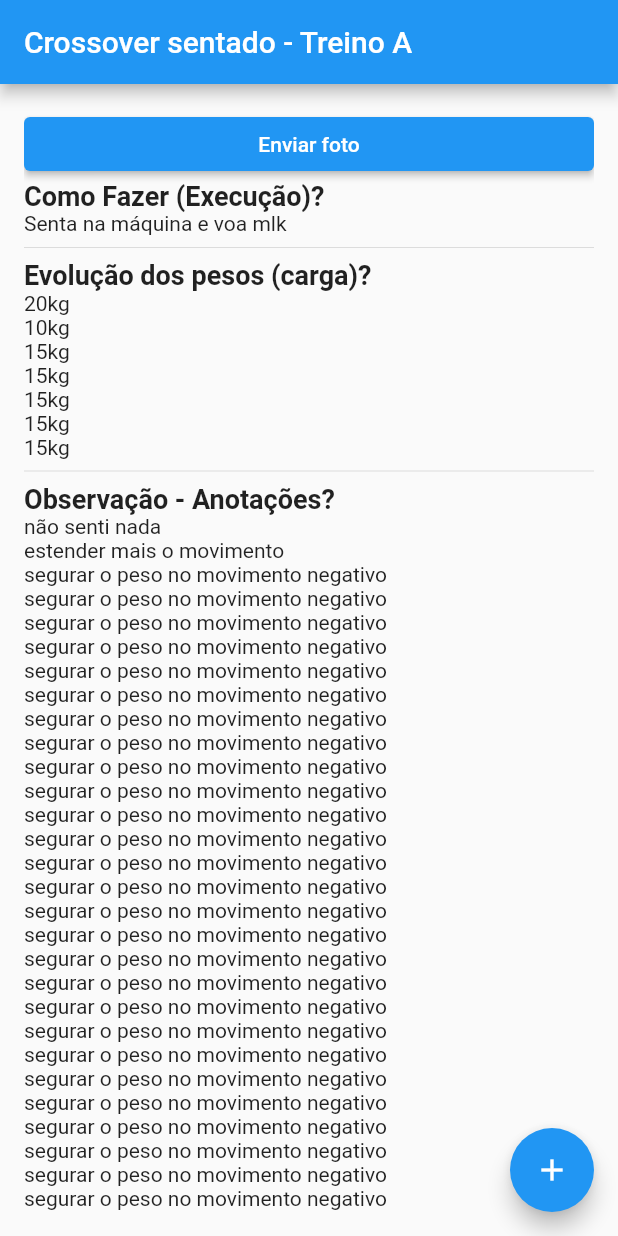
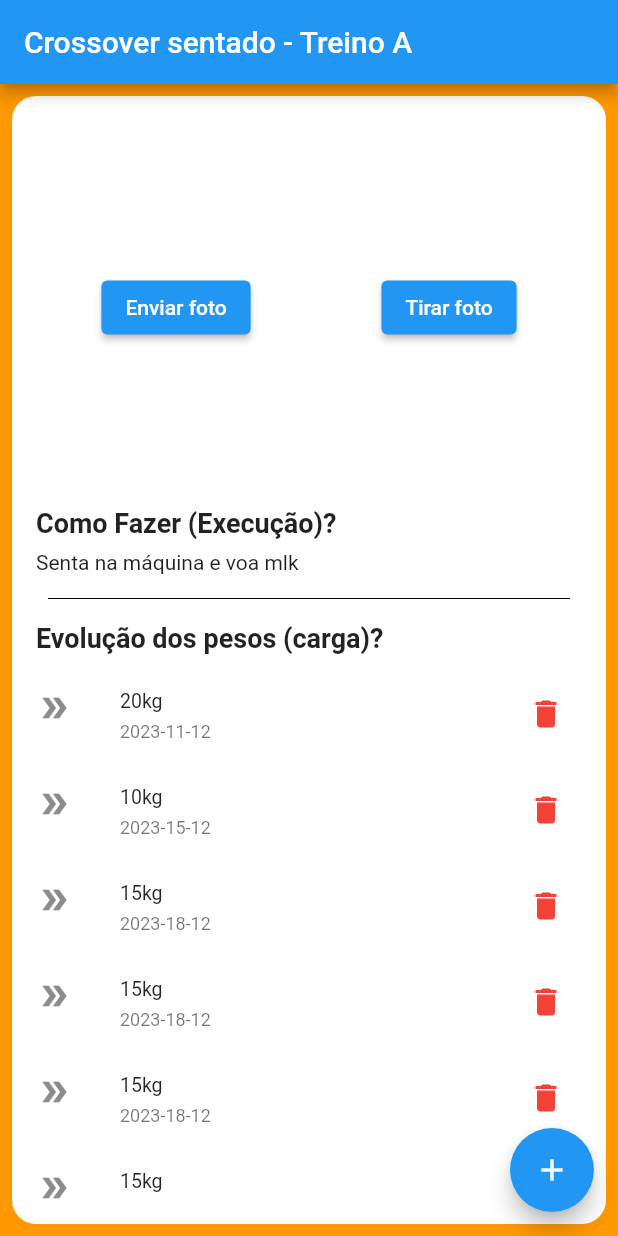
Before and after one commit to iraiore/project-gym-flutter, a Flutter app: the screen it shows after launch, on a phone screen of 412 x 824 dp. Run offline on Flutter 3.47's test engine with Material 2 defaults, Android fonts, the phone set to English and light mode, and no system bars.

Commit message:
o outro repositorio deu erro. Fiz uma copia e clonei outro repositorio. Agora tem umas estilização e a implementação da List Tile

```diff
--- a/flutter_gymapp/lib/telas/exercicio_tela.dart
+++ b/flutter_gymapp/lib/telas/exercicio_tela.dart
@@ -84,176 +84,12 @@ class ExercicioTela extends StatelessWidget {
       Anotacoes: "segurar o peso no movimento negativo",
       data: "2023-18-12",
     ),
-    obsAnotacoes(
-      id: "A007",
-      Anotacoes: "segurar o peso no movimento negativo",
-      data: "2023-18-12",
-    ),
-    obsAnotacoes(
-      id: "A007",
-      Anotacoes: "segurar o peso no movimento negativo",
-      data: "2023-18-12",
-    ),
-    obsAnotacoes(
-      id: "A007",
-      Anotacoes: "segurar o peso no movimento negativo",
-      data: "2023-18-12",
-    ),
-    obsAnotacoes(
-      id: "A007",
-      Anotacoes: "segurar o peso no movimento negativo",
-      data: "2023-18-12",
-    ),
-    obsAnotacoes(
-      id: "A007",
-      Anotacoes: "segurar o peso no movimento negativo",
-      data: "2023-18-12",
-    ),
-    obsAnotacoes(
-      id: "A007",
-      Anotacoes: "segurar o peso no movimento negativo",
-      data: "2023-18-12",
-    ),
-    obsAnotacoes(
-      id: "A007",
-      Anotacoes: "segurar o peso no movimento negativo",
-      data: "2023-18-12",
-    ),
-    obsAnotacoes(
-      id: "A007",
-      Anotacoes: "segurar o peso no movimento negativo",
-      data: "2023-18-12",
-    ),
-    obsAnotacoes(
-      id: "A007",
-      Anotacoes: "segurar o peso no movimento negativo",
-      data: "2023-18-12",
-    ),
-    obsAnotacoes(
-      id: "A007",
-      Anotacoes: "segurar o peso no movimento negativo",
-      data: "2023-18-12",
-    ),
-    obsAnotacoes(
-      id: "A007",
-      Anotacoes: "segurar o peso no movimento negativo",
-      data: "2023-18-12",
-    ),
-    obsAnotacoes(
-      id: "A007",
-      Anotacoes: "segurar o peso no movimento negativo",
-      data: "2023-18-12",
-    ),
-    obsAnotacoes(
-      id: "A007",
-      Anotacoes: "segurar o peso no movimento negativo",
-      data: "2023-18-12",
-    ),
-    obsAnotacoes(
-      id: "A007",
-      Anotacoes: "segurar o peso no movimento negativo",
-      data: "2023-18-12",
-    ),
-    obsAnotacoes(
-      id: "A007",
-      Anotacoes: "segurar o peso no movimento negativo",
-      data: "2023-18-12",
-    ),
-    obsAnotacoes(
-      id: "A007",
-      Anotacoes: "segurar o peso no movimento negativo",
-      data: "2023-18-12",
-    ),
-    obsAnotacoes(
-      id: "A007",
-      Anotacoes: "segurar o peso no movimento negativo",
-      data: "2023-18-12",
-    ),
-    obsAnotacoes(
-      id: "A007",
-      Anotacoes: "segurar o peso no movimento negativo",
-      data: "2023-18-12",
-    ),
-    obsAnotacoes(
-      id: "A007",
-      Anotacoes: "segurar o peso no movimento negativo",
-      data: "2023-18-12",
-    ),
-    obsAnotacoes(
-      id: "A007",
-      Anotacoes: "segurar o peso no movimento negativo",
-      data: "2023-18-12",
-    ),
-    obsAnotacoes(
-      id: "A007",
-      Anotacoes: "segurar o peso no movimento negativo",
-      data: "2023-18-12",
-    ),
-    obsAnotacoes(
-      id: "A007",
-      Anotacoes: "segurar o peso no movimento negativo",
-      data: "2023-18-12",
-    ),
-    obsAnotacoes(
-      id: "A007",
-      Anotacoes: "segurar o peso no movimento negativo",
-      data: "2023-18-12",
-    ),
-    obsAnotacoes(
-      id: "A007",
-      Anotacoes: "segurar o peso no movimento negativo",
-      data: "2023-18-12",
-    ),
-    obsAnotacoes(
-      id: "A007",
-      Anotacoes: "segurar o peso no movimento negativo",
-      data: "2023-18-12",
-    ),
-    obsAnotacoes(
-      id: "A007",
-      Anotacoes: "segurar o peso no movimento negativo",
-      data: "2023-18-12",
-    ),
-    obsAnotacoes(
-      id: "A007",
-      Anotacoes: "segurar o peso no movimento negativo",
-      data: "2023-18-12",
-    ),
-    obsAnotacoes(
-      id: "A007",
-      Anotacoes: "segurar o peso no movimento negativo",
-      data: "2023-18-12",
-    ),
-    obsAnotacoes(
-      id: "A007",
-      Anotacoes: "segurar o peso no movimento negativo",
-      data: "2023-18-12",
-    ),
-    obsAnotacoes(
-      id: "A007",
-      Anotacoes: "segurar o peso no movimento negativo",
-      data: "2023-18-12",
-    ),
-    obsAnotacoes(
-      id: "A007",
-      Anotacoes: "segurar o peso no movimento negativo",
-      data: "2023-18-12",
-    ),
-    obsAnotacoes(
-      id: "A007",
-      Anotacoes: "segurar o peso no movimento negativo",
-      data: "2023-18-12",
-    ),
-    obsAnotacoes(
-      id: "A007",
-      Anotacoes: "segurar o peso no movimento negativo",
-      data: "2023-18-12",
-    ),
   ];
 
   @override
   Widget build(BuildContext context) {
     return Scaffold(
+      backgroundColor: Colors.orange,
       appBar: AppBar(
           title: Text(
               "${exercicioModelo.nome} - ${exercicioModelo.treino}")), //interpolação - melhor que concatenar
@@ -262,11 +98,26 @@ class ExercicioTela extends StatelessWidget {
             print("FAB foi clicado");
           },
           child: const Icon(Icons.add)),
-      body: Padding(
+      body: Container(
+        decoration: BoxDecoration(
+            color: Colors.white, borderRadius: BorderRadius.circular(16)),
+        margin: EdgeInsets.all(8),
         padding: const EdgeInsets.all(16.0),
         child: ListView(
           children: [
-            ElevatedButton(onPressed: () {}, child: const Text("Enviar foto")),
+            SizedBox(
+              height: 250,
+              child: Row(
+                mainAxisAlignment: MainAxisAlignment.spaceAround,
+                children: [
+                  ElevatedButton(
+                      onPressed: () {}, child: const Text("Enviar foto")
+                    ),
+                  ElevatedButton(onPressed: (){}, child: const Text("Tirar foto"),),
+                ],
+              ),
+            ),
+            const SizedBox(height: 8),
             const Text(
               "Como Fazer (Execução)?",
               style: TextStyle(
@@ -274,8 +125,12 @@ class ExercicioTela extends StatelessWidget {
                 fontSize: 18,
               ),
             ),
+            const SizedBox(height: 8),
             Text(exercicioModelo.comoFazer),
-            const Divider(),
+            const Padding(
+              padding: EdgeInsets.all(8.0),
+              child: Divider(color: Colors.black),
+            ),
             const Text(
               "Evolução dos pesos (carga)?",
               style: TextStyle(
@@ -283,18 +138,41 @@ class ExercicioTela extends StatelessWidget {
                 fontSize: 18,
               ),
             ),
+            const SizedBox(height: 8),
             Column(
-          crossAxisAlignment: CrossAxisAlignment
-              .start, //alinhando os elementos da coluna a esquerda
+              crossAxisAlignment: CrossAxisAlignment
+                  .start, //alinhando os elementos da coluna a esquerda
 
               //a propriedade do metodo list (generate) retorna uma lista a partir do segundo argumento. Não se sabe o tamanho da lista
               children: List.generate(listaEvolucaoPesos.length, (index) {
                 EvolucaoPesos pesoAtual = listaEvolucaoPesos[
                     index]; //estanciando pesoAtual para retornar o peso mais recente da lista
-                return Text(pesoAtual.peso);
+
+                //returnando o Widget ListTile permite trazer as info da list e colocar alguns itens e interações
+                return ListTile(
+                  dense: true,//propriedade que compacta as info, pois elas podem ser maiores
+                  contentPadding: EdgeInsets
+                      .zero, //eliminando o padding que vem por default
+                  title: Text(pesoAtual.peso),
+                  subtitle: Text(pesoAtual.data),
+                  leading: const Icon(Icons.double_arrow),
+                  trailing: IconButton(
+                    icon: const Icon(
+                      Icons.delete,
+                      color: Colors.red,
+                    ),
+                    onPressed: () {
+                      print("Deletar ${pesoAtual.peso}");
+                    },
+                  ),
+                );
               }),
             ),
-            const Divider(),
+            const Padding(
+              padding: EdgeInsets.all(8.0),
+              child: Divider(color: Colors.black),
+            ),
+            const SizedBox(height: 8),
             const Text(
               "Observação - Anotações?",
               style: TextStyle(
@@ -302,18 +180,33 @@ class ExercicioTela extends StatelessWidget {
                 fontSize: 18,
               ),
             ),
+            const SizedBox(height: 8),
             Column(
-          crossAxisAlignment: CrossAxisAlignment
-              .start, //alinhando os elementos da coluna a esquerda
+              crossAxisAlignment: CrossAxisAlignment
+                  .start, //alinhando os elementos da coluna a esquerda
 
-              //a propriedade do metodo list (generate) retorna uma lista a partir do segundo argumento. Não se sabe o tamanho da lista
+              //a propriedade do método list (generate) retorna uma lista a partir do segundo argumento. Não se sabe o tamanho da lista
               children: List.generate(listaobsAnotacoes.length, (index) {
                 obsAnotacoes obsAtual = listaobsAnotacoes[
                     index]; //estanciando pesoAtual para retornar o peso mais recente da lista
-                return Text(obsAtual.Anotacoes);
+                return ListTile(
+                  dense: true,//propriedade que compacta as info, pois elas podem ser maiores
+                  contentPadding: EdgeInsets.zero,
+                  title: Text(obsAtual.Anotacoes),
+                  subtitle: Text(obsAtual.data),
+                  leading: const Icon(Icons.double_arrow),
+                  trailing: IconButton(
+                    icon: const Icon(
+                      Icons.delete,
+                      color: Colors.red,
+                    ),
+                    onPressed: () {
+                      print("Deletar ${obsAtual.Anotacoes}");
+                    },
+                  ),
+                );
               }),
             ),
-            const Divider(),
           ],
         ),
       ),
```
